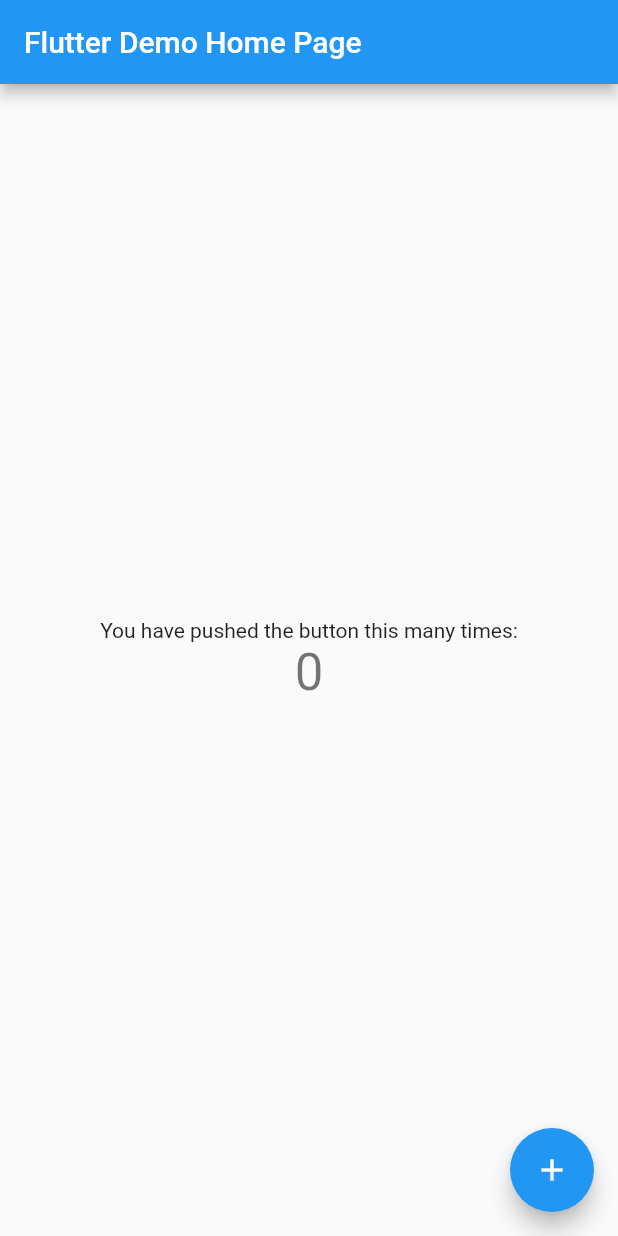
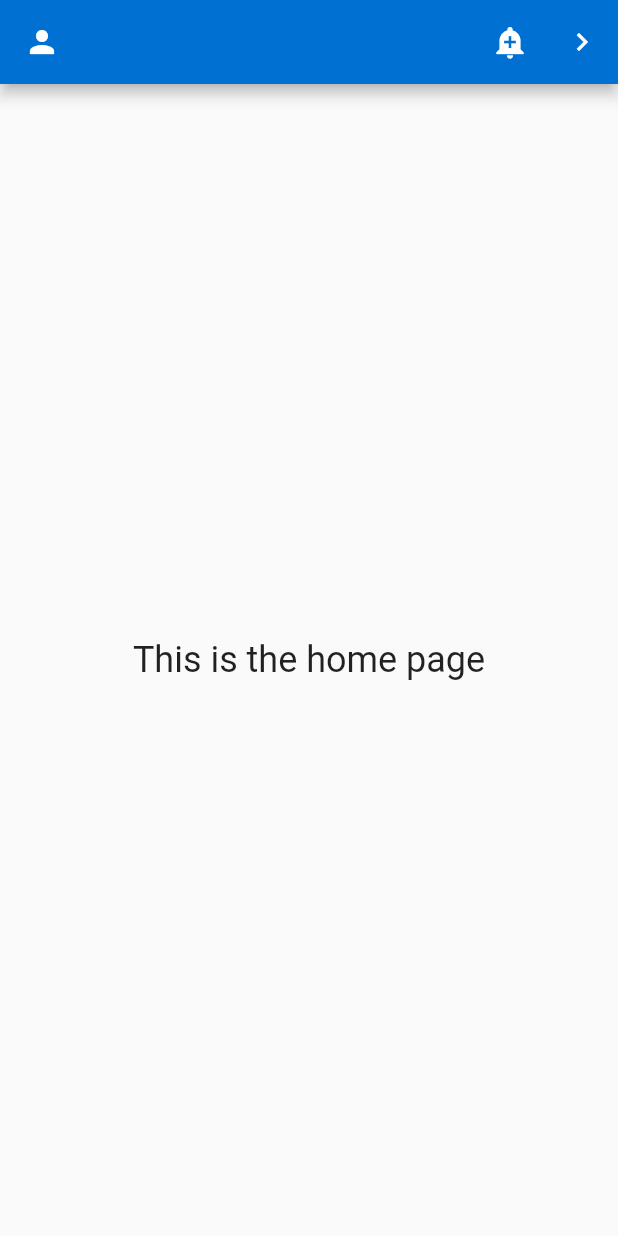
Before and after one commit to taitranomi/sf-clone-flutter, a Flutter app: the screen it shows after launch, on a phone screen of 412 x 824 dp. Run offline on Flutter 3.47's test engine with Material 2 defaults, Android fonts, the phone set to English and light mode, and no system bars.

Commit message:
afternoon 4/5/2021

```diff
--- a/lib/main.dart
+++ b/lib/main.dart
@@ -1,113 +1,120 @@
+/// Flutter code sample for AppBar
+
+// This sample shows an [AppBar] with two simple actions. The first action
+// opens a [SnackBar], while the second action navigates to a new page.
+
 import 'package:flutter/material.dart';
 
-void main() {
-  runApp(MyApp());
-}
+void main() => runApp(const MyApp());
 
+/// This is the main application widget.
 class MyApp extends StatelessWidget {
-  // This widget is the root of your application.
+  const MyApp({Key? key}) : super(key: key);
+
+  static const String _title = 'Flutter Code Sample';
+
   @override
   Widget build(BuildContext context) {
-    return MaterialApp(
-      title: 'Flutter Demo',
-      theme: ThemeData(
-        // This is the theme of your application.
-        //
-        // Try running your application with "flutter run". You'll see the
-        // application has a blue toolbar. Then, without quitting the app, try
-        // changing the primarySwatch below to Colors.green and then invoke
-        // "hot reload" (press "r" in the console where you ran "flutter run",
-        // or simply save your changes to "hot reload" in a Flutter IDE).
-        // Notice that the counter didn't reset back to zero; the application
-        // is not restarted.
-        primarySwatch: Colors.blue,
-      ),
-      home: MyHomePage(title: 'Flutter Demo Home Page'),
+    return const MaterialApp(
+      title: _title,
+      home: MyStatelessWidget(),
     );
   }
 }
 
-class MyHomePage extends StatefulWidget {
-  MyHomePage({Key key, this.title}) : super(key: key);
-
-  // This widget is the home page of your application. It is stateful, meaning
-  // that it has a State object (defined below) that contains fields that affect
-  // how it looks.
-
-  // This class is the configuration for the state. It holds the values (in this
-  // case the title) provided by the parent (in this case the App widget) and
-  // used by the build method of the State. Fields in a Widget subclass are
-  // always marked "final".
-
-  final String title;
-
-  @override
-  _MyHomePageState createState() => _MyHomePageState();
-}
-
-class _MyHomePageState extends State<MyHomePage> {
-  int _counter = 0;
-
-  void _incrementCounter() {
-    setState(() {
-      // This call to setState tells the Flutter framework that something has
-      // changed in this State, which causes it to rerun the build method below
-      // so that the display can reflect the updated values. If we changed
-      // _counter without calling setState(), then the build method would not be
-      // called again, and so nothing would appear to happen.
-      _counter++;
-    });
-  }
+/// This is the stateless widget that the main application instantiates.
+class MyStatelessWidget extends StatelessWidget {
+  const MyStatelessWidget({Key? key}) : super(key: key);
 
   @override
   Widget build(BuildContext context) {
-    // This method is rerun every time setState is called, for instance as done
-    // by the _incrementCounter method above.
-    //
-    // The Flutter framework has been optimized to make rerunning build methods
-    // fast, so that you can just rebuild anything that needs updating rather
-    // than having to individually change instances of widgets.
     return Scaffold(
       appBar: AppBar(
-        // Here we take the value from the MyHomePage object that was created by
-        // the App.build method, and use it to set our appbar title.
-        title: Text(widget.title),
+        backgroundColor: Color(0xFF0070D2),
+        leading: Builder(
+          builder: (BuildContext context) {
+            return IconButton(
+              icon: const Icon(Icons.person),
+              onPressed: () {
+                Scaffold.of(context).openDrawer();
+              },
+              tooltip: MaterialLocalizations.of(context).openAppDrawerTooltip,
+            );
+          },
+        ),
+        actions: <Widget>[
+          IconButton(
+            icon: const Icon(Icons.add_alert),
+            tooltip: 'Show Snackbar',
+            onPressed: () {
+              ScaffoldMessenger.of(context).showSnackBar(
+                  const SnackBar(content: Text('This is a snackbar')));
+            },
+          ),
+          IconButton(
+            icon: const Icon(Icons.navigate_next),
+            tooltip: 'Go to the next page',
+            onPressed: () {
+              Navigator.push(context, MaterialPageRoute<void>(
+                builder: (BuildContext context) {
+                  return Scaffold(
+                    appBar: AppBar(
+                      title: const Text('Next page'),
+                    ),
+                    body: const Center(
+                      child: Text(
+                        'This is the next page',
+                        style: TextStyle(fontSize: 24),
+                      ),
+                    ),
+                  );
+                },
+              ));
+            },
+          ),
+        ],
       ),
-      body: Center(
-        // Center is a layout widget. It takes a single child and positions it
-        // in the middle of the parent.
-        child: Column(
-          // Column is also a layout widget. It takes a list of children and
-          // arranges them vertically. By default, it sizes itself to fit its
-          // children horizontally, and tries to be as tall as its parent.
-          //
-          // Invoke "debug painting" (press "p" in the console, choose the
-          // "Toggle Debug Paint" action from the Flutter Inspector in Android
-          // Studio, or the "Toggle Debug Paint" command in Visual Studio Code)
-          // to see the wireframe for each widget.
-          //
-          // Column has various properties to control how it sizes itself and
-          // how it positions its children. Here we use mainAxisAlignment to
-          // center the children vertically; the main axis here is the vertical
-          // axis because Columns are vertical (the cross axis would be
-          // horizontal).
-          mainAxisAlignment: MainAxisAlignment.center,
+      body: const Center(
+        child: Text(
+          'This is the home page',
+          style: TextStyle(fontSize: 24),
+        ),
+      ),
+      drawer: Drawer(
+        // Add a ListView to the drawer. This ensures the user can scroll
+        // through the options in the drawer if there isn't enough vertical
+        // space to fit everything.
+        child: ListView(
+          // Important: Remove any padding from the ListView.
+          padding: EdgeInsets.zero,
           children: <Widget>[
-            Text(
-              'You have pushed the button this many times:',
+            DrawerHeader(
+              child: Text('Drawer Header'),
+              decoration: BoxDecoration(
+                color: Colors.blue,
+              ),
             ),
-            Text(
-              '$_counter',
-              style: Theme.of(context).textTheme.headline4,
+            ListTile(
+              title: Text('Item 1'),
+              onTap: () {
+                // Update the state of the app
+                // ...
+                // Then close the drawer
+                Navigator.pop(context);
+              },
+            ),
+            ListTile(
+              title: Text('Item 2'),
+              onTap: () {
+                // Update the state of the app
+                // ...
+                // Then close the drawer
+                Navigator.pop(context);
+              },
             ),
           ],
         ),
       ),
-      floatingActionButton: FloatingActionButton(
-        onPressed: _incrementCounter,
-        tooltip: 'Increment',
-        child: Icon(Icons.add),
-      ), // This trailing comma makes auto-formatting nicer for build methods.
     );
   }
 }
--- a/pubspec.yaml
+++ b/pubspec.yaml
@@ -18,7 +18,7 @@
 version: 1.0.0+1
 
 environment:
-  sdk: ">=2.7.0 <3.0.0"
+  sdk: ">=2.12.0 <3.0.0"
 
 dependencies:
   flutter:
@@ -28,6 +28,7 @@
   # The following adds the Cupertino Icons font to your application.
   # Use with the CupertinoIcons class for iOS style icons.
   cupertino_icons: ^1.0.2
+  hexcolor: ^2.0.3
 
 dev_dependencies:
   flutter_test:
```
Also changed, not shown: pubspec.lock.
